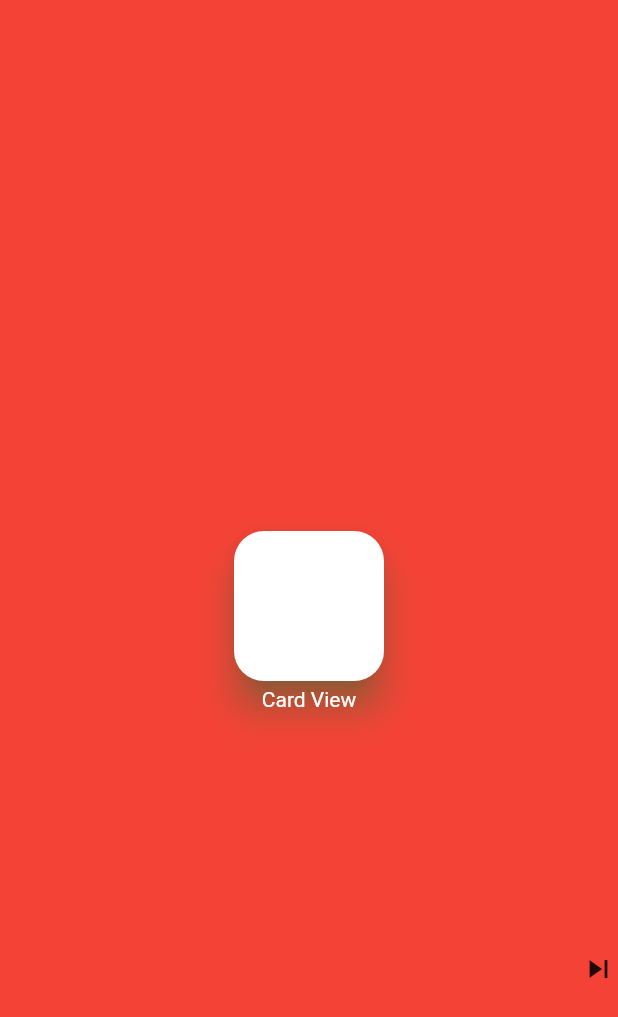
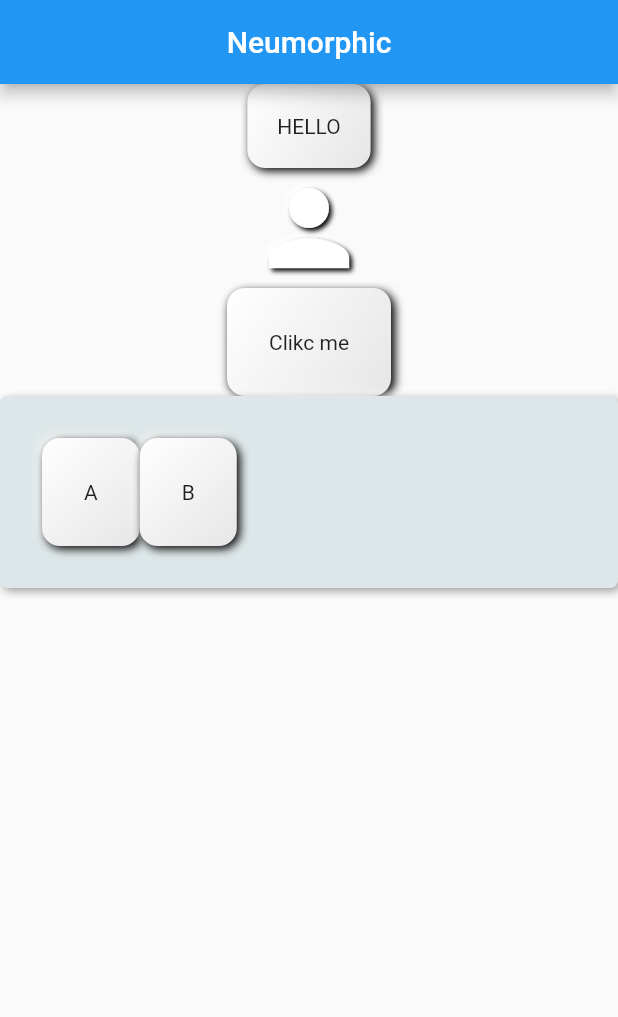
Before and after one commit to thetahmeed/Flutter, a Flutter app: the screen it shows after launch, on a phone screen of 412 x 824 dp. Shown: the top 1017 px of the screen. Run offline on Flutter 3.47's test engine with Material 2 defaults, Android fonts, the phone set to English and light mode, and no system bars; drawn by our look-alikes of flutter_neumorphic, liquid_swipe; our stand-ins replace shared_preferences.

Commit message:
Neumorphic Design 01

```diff
--- a/fourteen/lib/main.dart
+++ b/fourteen/lib/main.dart
@@ -6,6 +6,7 @@ import 'package:fourteen/pages/form.dart';
 import 'package:fourteen/pages/home.dart';
 import 'package:fourteen/pages/liquid.dart';
 import 'package:fourteen/pages/menu.dart';
+import 'package:fourteen/pages/neumorphic.dart';
 import 'package:fourteen/pages/stack.dart';
 
 void main() {
@@ -19,7 +20,8 @@ void main() {
       //home: BackButtonPopUp(),
       //home: AppBarTest(),
       //home: StackPage(),
-      home: LiquidEffect(),
+      //home: LiquidEffect(),
+      home: NuemorphicPage(),
 
       debugShowCheckedModeBanner: false,
     ),
--- /dev/null
+++ b/fourteen/lib/pages/neumorphic.dart
@@ -0,0 +1,72 @@
+import 'package:flutter/material.dart';
+import 'package:flutter_neumorphic/flutter_neumorphic.dart';
+
+class NuemorphicPage extends StatefulWidget {
+  @override
+  _NuemorphicPageState createState() => _NuemorphicPageState();
+}
+
+class _NuemorphicPageState extends State<NuemorphicPage> {
+  @override
+  Widget build(BuildContext context) {
+    return Scaffold(
+      appBar: AppBar(
+        title: Text('Neumorphic'),
+        centerTitle: true,
+      ),
+      body: Center(
+        child: Column(
+          //crossAxisAlignment: CrossAxisAlignment.center,
+          //mainAxisAlignment: MainAxisAlignment.center,
+          children: [
+            Neumorphic(
+              style: _neumorphicStyle(),
+              padding: EdgeInsets.all(20),
+              child: Text("HELLO"),
+            ),
+            NeumorphicIcon(
+              Icons.person,
+              size: 80,
+              style: _neumorphicStyle(),
+            ),
+            NeumorphicButton(
+              style: _neumorphicStyle(),
+              child: Text("Clikc me"),
+              padding: EdgeInsets.all(28),
+              onPressed: () {},
+            ),
+            NeumorphicRadio(
+              padding: EdgeInsets.all(28),
+              child: Row(
+                children: [
+                  NeumorphicButton(
+                    style: _neumorphicStyle(),
+                    child: Text("A"),
+                    padding: EdgeInsets.all(28),
+                    onPressed: () {},
+                  ),
+                  NeumorphicButton(
+                    style: _neumorphicStyle(),
+                    child: Text("B"),
+                    padding: EdgeInsets.all(28),
+                    onPressed: () {},
+                  ),
+                ],
+              ),
+            )
+          ],
+        ),
+      ),
+    );
+  }
+
+  _neumorphicStyle() {
+    return NeumorphicStyle(
+        intensity: 4,
+        shape: NeumorphicShape.convex,
+        boxShape: NeumorphicBoxShape.roundRect(BorderRadius.circular(12)),
+        depth: 4,
+        lightSource: LightSource.topLeft,
+        color: Colors.white);
+  }
+}
--- a/fourteen/pubspec.yaml
+++ b/fourteen/pubspec.yaml
@@ -30,6 +30,7 @@ dependencies:
   cupertino_icons: ^1.0.2
   url_launcher: ^6.0.2
   liquid_swipe: ^2.0.1
+  flutter_neumorphic: ^3.1.0
 
 dev_dependencies:
   flutter_test:
```
Also changed, not shown: fourteen/pubspec.lock.
